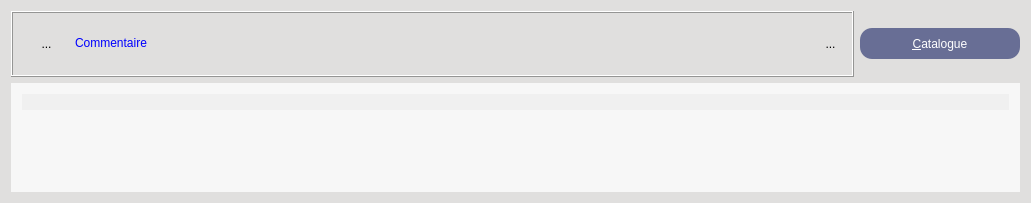
The window that UiQT4/desWidgetCommentaire.ui (SalomePlatform/eficas_tools) describes before a commit, drawn with Qt 5.
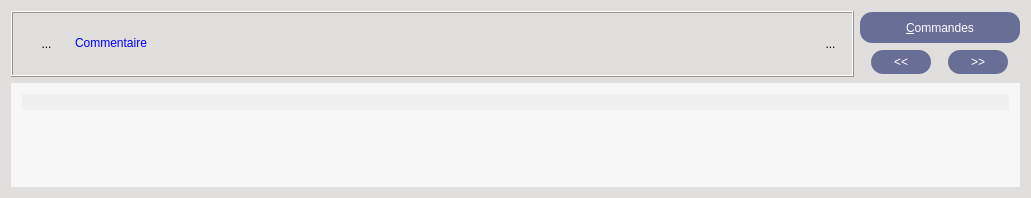
The same window after the commit. Icons and pictures are not drawn. Custom widgets are drawn as their Qt base class.

```diff
--- a/UiQT4/desWidgetCommentaire.ui
+++ b/UiQT4/desWidgetCommentaire.ui
@@ -7,7 +7,7 @@
     <x>0</x>
     <y>0</y>
     <width>1031</width>
-    <height>203</height>
+    <height>198</height>
    </rect>
   </property>
   <property name="sizePolicy">
@@ -32,9 +32,9 @@
    <string notr="true">background-color : rgb(224,223,222);
 font : 'times' 9px</string>
   </property>
-  <layout class="QVBoxLayout" name="verticalLayout_2">
+  <layout class="QVBoxLayout" name="verticalLayout_3">
    <item>
-    <layout class="QHBoxLayout" name="horizontalLayout_3">
+    <layout class="QHBoxLayout" name="horizontalLayout_2">
      <item>
       <widget class="QFrame" name="frame_2">
        <property name="sizePolicy">
@@ -202,29 +202,7 @@
       </widget>
      </item>
      <item>
-      <layout class="QVBoxLayout" name="verticalLayout_4">
-       <property name="spacing">
-        <number>0</number>
-       </property>
-       <property name="sizeConstraint">
-        <enum>QLayout::SetFixedSize</enum>
-       </property>
-       <item>
-        <spacer name="verticalSpacer_2">
-         <property name="orientation">
-          <enum>Qt::Vertical</enum>
-         </property>
-         <property name="sizeType">
-          <enum>QSizePolicy::Fixed</enum>
-         </property>
-         <property name="sizeHint" stdset="0">
-          <size>
-           <width>20</width>
-           <height>5</height>
-          </size>
-         </property>
-        </spacer>
-       </item>
+      <layout class="QVBoxLayout" name="verticalLayout_2">
        <item>
         <widget class="QPushButton" name="bCatalogue">
          <property name="sizePolicy">
@@ -249,7 +227,7 @@
 </string>
          </property>
          <property name="text">
-          <string>&amp;Catalogue</string>
+          <string>&amp;Commandes</string>
          </property>
          <property name="shortcut">
           <string>Shift+A, Alt+A, Alt+A, Alt+A</string>
@@ -263,20 +241,100 @@
         </widget>
        </item>
        <item>
-        <spacer name="verticalSpacer_3">
-         <property name="orientation">
-          <enum>Qt::Vertical</enum>
-         </property>
-         <property name="sizeType">
-          <enum>QSizePolicy::Fixed</enum>
-         </property>
-         <property name="sizeHint" stdset="0">
-          <size>
-           <width>20</width>
-           <height>5</height>
-          </size>
-         </property>
-        </spacer>
+        <layout class="QHBoxLayout" name="horizontalLayout_3">
+         <item>
+          <widget class="QPushButton" name="bAvant">
+           <property name="sizePolicy">
+            <sizepolicy hsizetype="Fixed" vsizetype="Fixed">
+             <horstretch>0</horstretch>
+             <verstretch>0</verstretch>
+            </sizepolicy>
+           </property>
+           <property name="minimumSize">
+            <size>
+             <width>60</width>
+             <height>24</height>
+            </size>
+           </property>
+           <property name="maximumSize">
+            <size>
+             <width>60</width>
+             <height>24</height>
+            </size>
+           </property>
+           <property name="focusPolicy">
+            <enum>Qt::ClickFocus</enum>
+           </property>
+           <property name="toolTip">
+            <string>Affiche le formulaire de la commande précédente</string>
+           </property>
+           <property name="styleSheet">
+            <string notr="true">background-color:rgb(104,110,149);
+color :white;
+border-radius : 12px
+</string>
+           </property>
+           <property name="text">
+            <string>&lt;&lt;</string>
+           </property>
+           <property name="shortcut">
+            <string>Shift+A, Alt+A, Alt+A, Alt+A</string>
+           </property>
+           <property name="autoDefault">
+            <bool>true</bool>
+           </property>
+           <property name="default">
+            <bool>true</bool>
+           </property>
+          </widget>
+         </item>
+         <item>
+          <widget class="QPushButton" name="bApres">
+           <property name="sizePolicy">
+            <sizepolicy hsizetype="Fixed" vsizetype="Fixed">
+             <horstretch>0</horstretch>
+             <verstretch>0</verstretch>
+            </sizepolicy>
+           </property>
+           <property name="minimumSize">
+            <size>
+             <width>60</width>
+             <height>24</height>
+            </size>
+           </property>
+           <property name="maximumSize">
+            <size>
+             <width>60</width>
+             <height>24</height>
+            </size>
+           </property>
+           <property name="focusPolicy">
+            <enum>Qt::ClickFocus</enum>
+           </property>
+           <property name="toolTip">
+            <string>Affiche le formulaire de la commande suivante</string>
+           </property>
+           <property name="styleSheet">
+            <string notr="true">background-color:rgb(104,110,149);
+color :white;
+border-radius : 12px
+</string>
+           </property>
+           <property name="text">
+            <string>&gt;&gt;</string>
+           </property>
+           <property name="shortcut">
+            <string>Shift+A, Alt+A, Alt+A, Alt+A</string>
+           </property>
+           <property name="autoDefault">
+            <bool>true</bool>
+           </property>
+           <property name="default">
+            <bool>true</bool>
+           </property>
+          </widget>
+         </item>
+        </layout>
        </item>
       </layout>
      </item>
@@ -311,7 +369,7 @@
         <x>0</x>
         <y>0</y>
         <width>1013</width>
-        <height>117</height>
+        <height>107</height>
        </rect>
       </property>
       <layout class="QVBoxLayout" name="verticalLayout">
```
Left out of the diff: 2 changed lines with no effect on the pictures.
